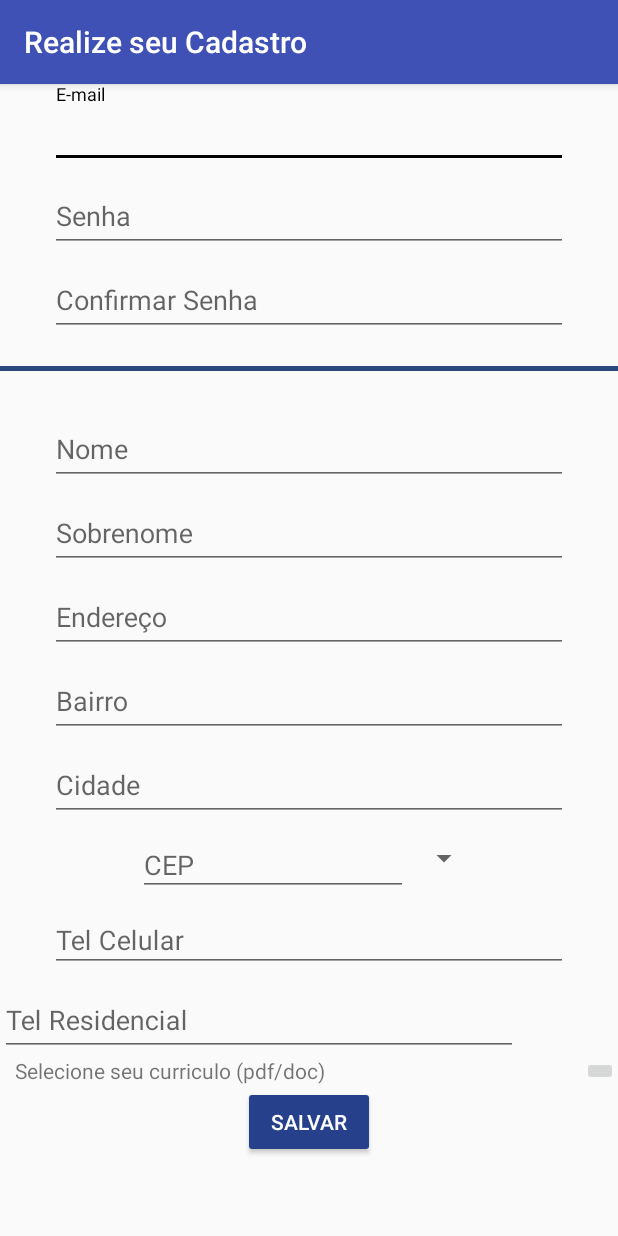
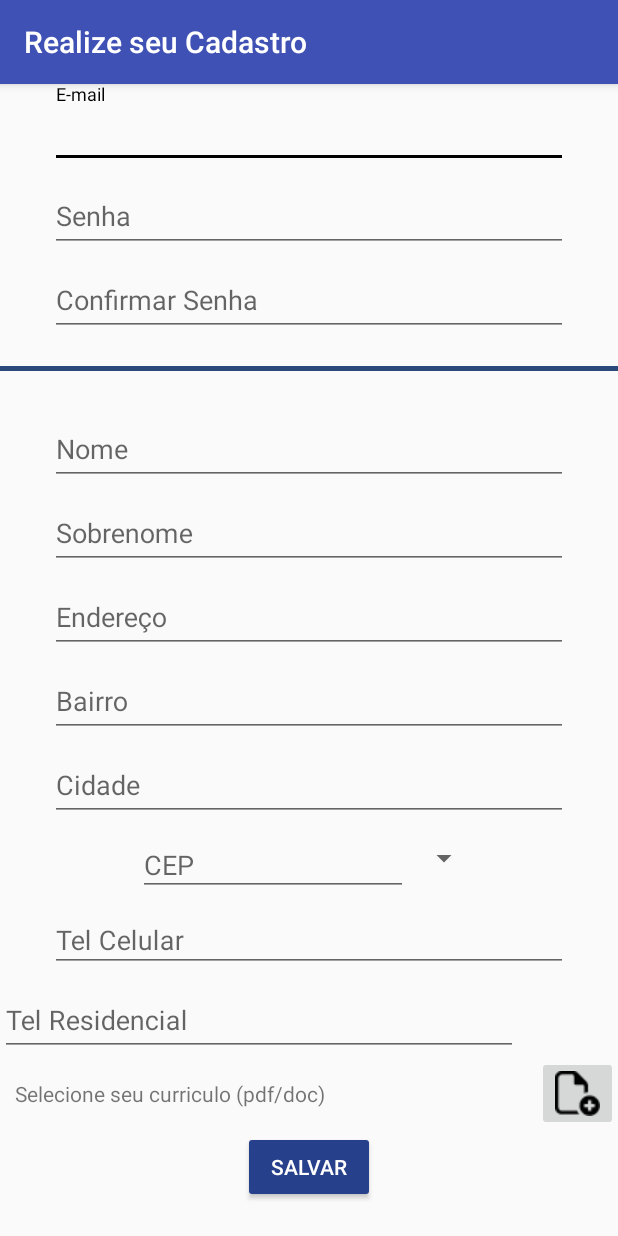
Before and after one commit to MauJowJowJow/InfoJobs, an Android app: the CadastroUsuario screen opened directly, with no data from a screen before it, on a phone screen of 412 x 824 dp. Run offline under Robolectric (Android 15) with nearby library versions, the phone set to English and light mode, and no system bars.

Commit message:
layout e sobre

```diff
--- a/app/src/main/res/layout/activity_cadastro_usuario.xml
+++ b/app/src/main/res/layout/activity_cadastro_usuario.xml
@@ -190,7 +190,7 @@
                     android:layout_alignParentTop="true"
                     android:layout_alignParentRight="true"
                     android:layout_alignParentEnd="true"
-                     />
+                    android:src="@drawable/escolherarquivo" />
             </RelativeLayout>
 
             <Button
```
